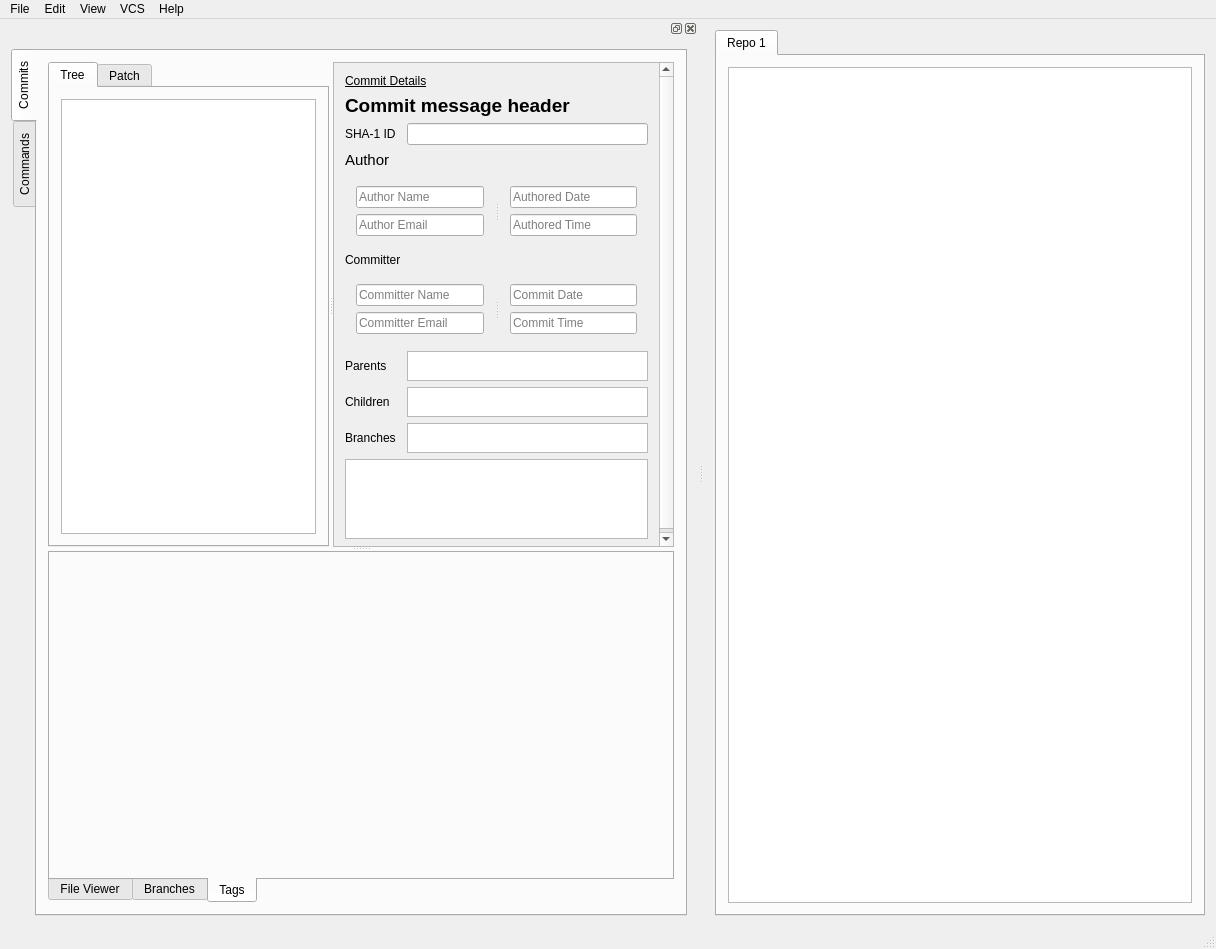
Above: ui/mainwindow.ui from AnthonyChiavelli/VisualGit before the change. Below: the same form after it.
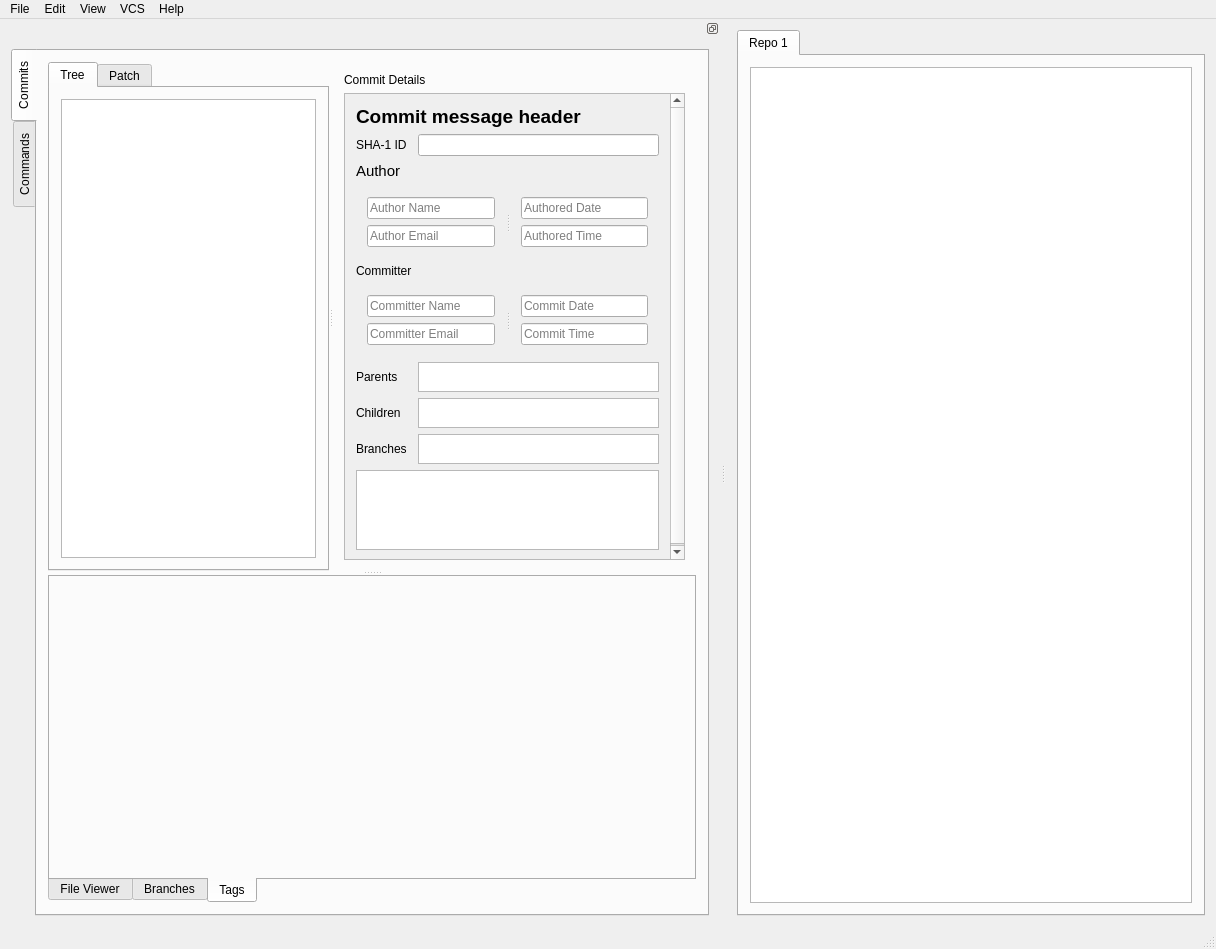
That is the form after the change. Icons and pictures are not drawn.

Commit message:
Minor cosmetic updates to Dashboard UI
- Prevent "Commit Details" panel header from scrolling with the rest of the commit details
- Increase left padding on command buttons

What changed in the file:
```diff
--- a/ui/mainwindow.ui
+++ b/ui/mainwindow.ui
@@ -105,10 +105,16 @@
    <addaction name="menuVCS"/>
    <addaction name="menuHelp"/>
   </widget>
-  <widget class="QDockWidget" name="dockWidget">
+  <widget class="QDockWidget" name="dock_explorer">
+   <property name="features">
+    <set>QDockWidget::DockWidgetFloatable|QDockWidget::DockWidgetMovable</set>
+   </property>
    <property name="allowedAreas">
     <set>Qt::LeftDockWidgetArea|Qt::RightDockWidgetArea</set>
    </property>
+   <property name="windowTitle">
+    <string/>
+   </property>
    <attribute name="dockWidgetArea">
     <number>1</number>
    </attribute>
@@ -126,7 +132,7 @@
         <attribute name="title">
          <string>Commits</string>
         </attribute>
-        <layout class="QGridLayout" name="gridLayout_8">
+        <layout class="QGridLayout" name="gridLayout_9">
          <item row="0" column="0">
           <widget class="QSplitter" name="splitter_5">
            <property name="orientation">
@@ -167,6 +173,27 @@
               </layout>
              </widget>
             </widget>
+            <widget class="QWidget" name="">
+             <layout class="QVBoxLayout" name="layout_commit_details">
+              <item>
+               <widget class="QLabel" name="lbl_commit_details_header">
+                <property name="sizePolicy">
+                 <sizepolicy hsizetype="Preferred" vsizetype="Preferred">
+                  <horstretch>0</horstretch>
+                  <verstretch>0</verstretch>
+                 </sizepolicy>
+                </property>
+                <property name="font">
+                 <font>
+                  <underline>false</underline>
+                 </font>
+                </property>
+                <property name="text">
+                 <string>Commit Details</string>
+                </property>
+               </widget>
+              </item>
+              <item>
             <widget class="QScrollArea" name="scrollArea">
              <property name="widgetResizable">
               <bool>true</bool>
@@ -176,32 +203,14 @@
                <rect>
                 <x>0</x>
                 <y>0</y>
-                <width>407</width>
-                <height>551</height>
-               </rect>
-              </property>
-              <layout class="QGridLayout" name="gridLayout_9">
+                   <width>349</width>
+                   <height>532</height>
+                  </rect>
+                 </property>
+                 <layout class="QGridLayout" name="gridLayout_8">
                <item row="0" column="0">
                 <layout class="QGridLayout" name="gridLayout_7">
                  <item row="0" column="0" colspan="2">
-                  <widget class="QLabel" name="lbl_commit_details_header">
-                   <property name="sizePolicy">
-                    <sizepolicy hsizetype="Preferred" vsizetype="Preferred">
-                     <horstretch>0</horstretch>
-                     <verstretch>0</verstretch>
-                    </sizepolicy>
-                   </property>
-                   <property name="font">
-                    <font>
-                     <underline>true</underline>
-                    </font>
-                   </property>
-                   <property name="text">
-                    <string>Commit Details</string>
-                   </property>
-                  </widget>
-                 </item>
-                 <item row="1" column="0" colspan="2">
                   <widget class="QLabel" name="lbl_commit_msg_header">
                    <property name="sizePolicy">
                     <sizepolicy hsizetype="Preferred" vsizetype="Preferred">
@@ -221,14 +230,14 @@
                    </property>
                   </widget>
                  </item>
-                 <item row="2" column="0">
+                    <item row="1" column="0">
                   <widget class="QLabel" name="lbl_commit_sha">
                    <property name="text">
                     <string>SHA-1 ID</string>
                    </property>
                   </widget>
                  </item>
-                 <item row="2" column="1">
+                    <item row="1" column="1">
                   <widget class="QLineEdit" name="txt_commit_sha">
                    <property name="maxLength">
                     <number>40</number>
@@ -238,7 +247,7 @@
                    </property>
                   </widget>
                  </item>
-                 <item row="3" column="0">
+                    <item row="2" column="0">
                   <widget class="QLabel" name="lbl_commit_author">
                    <property name="font">
                     <font>
@@ -250,7 +259,7 @@
                    </property>
                   </widget>
                  </item>
-                 <item row="4" column="0" colspan="2">
+                    <item row="3" column="0" colspan="2">
                   <widget class="QSplitter" name="splitter">
                    <property name="orientation">
                     <enum>Qt::Horizontal</enum>
@@ -285,13 +294,13 @@
                    <widget class="QWidget" name="">
                     <layout class="QVBoxLayout" name="verticalLayout">
                      <property name="sizeConstraint">
-                      <enum>QLayout::SetMinimumSize</enum>
+                         <enum>QLayout::SetMaximumSize</enum>
                      </property>
                      <item>
                       <widget class="QLineEdit" name="txt_author_date">
                        <property name="maximumSize">
                         <size>
-                         <width>16777215</width>
+                            <width>130</width>
                          <height>16777215</height>
                         </size>
                        </property>
@@ -313,7 +322,7 @@
                       <widget class="QLineEdit" name="txt_author_time">
                        <property name="maximumSize">
                         <size>
-                         <width>16777215</width>
+                            <width>130</width>
                          <height>16777215</height>
                         </size>
                        </property>
@@ -329,14 +338,14 @@
                    </widget>
                   </widget>
                  </item>
-                 <item row="5" column="0">
+                    <item row="4" column="0">
                   <widget class="QLabel" name="lbl_commit_committer">
                    <property name="text">
                     <string>Committer</string>
                    </property>
                   </widget>
                  </item>
-                 <item row="6" column="0" colspan="2">
+                    <item row="5" column="0" colspan="2">
                   <widget class="QSplitter" name="splitter_2">
                    <property name="orientation">
                     <enum>Qt::Horizontal</enum>
@@ -371,10 +380,16 @@
                    <widget class="QWidget" name="layoutWidget_3">
                     <layout class="QVBoxLayout" name="verticalLayout_5">
                      <property name="sizeConstraint">
-                      <enum>QLayout::SetDefaultConstraint</enum>
+                         <enum>QLayout::SetMaximumSize</enum>
                      </property>
                      <item>
                       <widget class="QLineEdit" name="txt_author_date_3">
+                          <property name="maximumSize">
+                           <size>
+                            <width>130</width>
+                            <height>16777215</height>
+                           </size>
+                          </property>
                        <property name="readOnly">
                         <bool>true</bool>
                        </property>
@@ -385,6 +400,12 @@
                      </item>
                      <item>
                       <widget class="QLineEdit" name="txt_author_time_3">
+                          <property name="maximumSize">
+                           <size>
+                            <width>130</width>
+                            <height>16777215</height>
+                           </size>
+                          </property>
                        <property name="readOnly">
                         <bool>true</bool>
                        </property>
@@ -397,14 +418,14 @@
                    </widget>
                   </widget>
                  </item>
-                 <item row="7" column="0">
+                    <item row="6" column="0">
                   <widget class="QLabel" name="lbl_commit_parents">
                    <property name="text">
                     <string>Parents</string>
                    </property>
                   </widget>
                  </item>
-                 <item row="7" column="1">
+                    <item row="6" column="1">
                   <widget class="QTableView" name="table_parents">
                    <property name="sizePolicy">
                     <sizepolicy hsizetype="Preferred" vsizetype="Minimum">
@@ -426,14 +447,14 @@
                    </property>
                   </widget>
                  </item>
-                 <item row="8" column="0">
+                    <item row="7" column="0">
                   <widget class="QLabel" name="lbl_commt_children">
                    <property name="text">
                     <string>Children</string>
                    </property>
                   </widget>
                  </item>
-                 <item row="8" column="1">
+                    <item row="7" column="1">
                   <widget class="QTableView" name="table_children">
                    <property name="sizePolicy">
                     <sizepolicy hsizetype="Expanding" vsizetype="Minimum">
@@ -455,14 +476,14 @@
                    </property>
                   </widget>
                  </item>
-                 <item row="9" column="0">
+                    <item row="8" column="0">
                   <widget class="QLabel" name="lbl_commit_branches">
                    <property name="text">
                     <string>Branches</string>
                    </property>
                   </widget>
                  </item>
-                 <item row="9" column="1">
+                    <item row="8" column="1">
                   <widget class="QListView" name="list_branches">
                    <property name="sizePolicy">
                     <sizepolicy hsizetype="Expanding" vsizetype="Minimum">
@@ -484,7 +505,7 @@
                    </property>
                   </widget>
                  </item>
-                 <item row="10" column="0" colspan="2">
+                    <item row="9" column="0" colspan="2">
                   <widget class="QTextBrowser" name="txt_commit_msg">
                    <property name="sizePolicy">
                     <sizepolicy hsizetype="Expanding" vsizetype="Expanding">
@@ -516,6 +537,9 @@
               </layout>
              </widget>
             </widget>
+              </item>
+             </layout>
+            </widget>
            </widget>
            <widget class="QTabWidget" name="tabs_dashboard_helper">
             <property name="minimumSize">
```
Left out of the diff: 78 changed lines with no effect on the pictures. Lines whose indentation alone changed are shown as unchanged.
